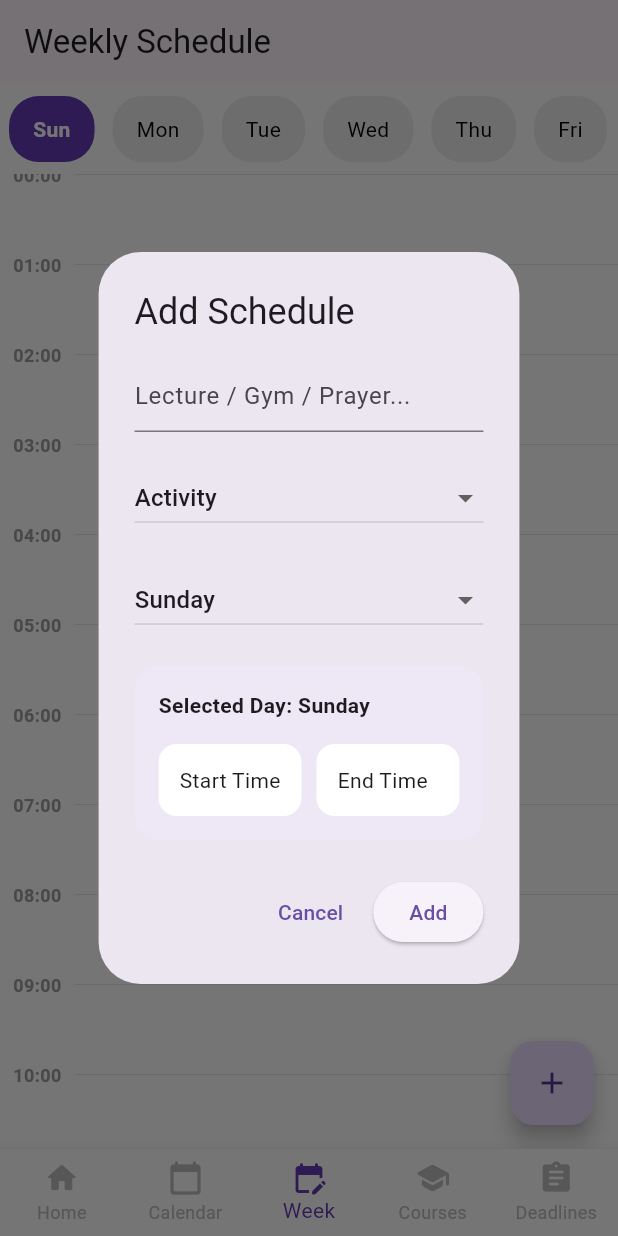
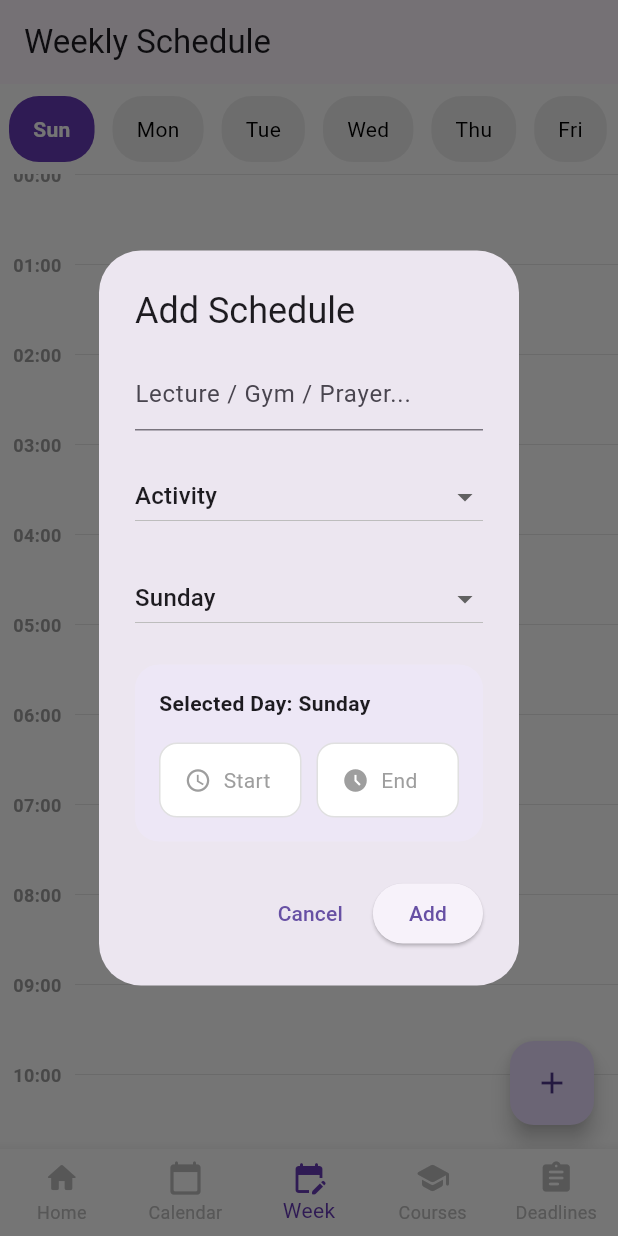
Before and after one commit to khaledgharra/Android-project, a Flutter app: the screen it shows once a user with an empty profile is signed in, item 3 of the bottom bar chosen, after a tap on the "add" icon, on a phone screen of 412 x 824 dp. Run offline on Flutter 3.47's test engine with Material 3 defaults, Android fonts, the phone set to English and light mode, and no system bars; our stand-ins replace cloud_firestore, firebase_auth, firebase_core, flutter_local_notifications, timezone; accounts and stored records are empty.

Commit message:
Improve time pickers: use input mode (text entry), show previous time when editing, elegant UI with icons and borders

```diff
--- a/daycraft/lib/screens/schedule_screen.dart
+++ b/daycraft/lib/screens/schedule_screen.dart
@@ -213,7 +213,8 @@ class _ScheduleScreenState extends State<ScheduleScreen> {
                                   onTap: () async {
                                     final picked = await showTimePicker(
                                       context: context,
-                                      initialTime: TimeOfDay.now(),
+                                      initialTime: startTime ?? const TimeOfDay(hour: 8, minute: 0),
+                                      initialEntryMode: TimePickerEntryMode.input,
                                     );
 
                                     if (picked != null) {
@@ -224,17 +225,30 @@ class _ScheduleScreenState extends State<ScheduleScreen> {
                                   },
 
                                   child: Container(
-                                    padding: const EdgeInsets.all(14),
+                                    padding: const EdgeInsets.symmetric(horizontal: 16, vertical: 14),
 
                                     decoration: BoxDecoration(
                                       color: Colors.white,
                                       borderRadius: BorderRadius.circular(12),
+                                      border: Border.all(
+                                        color: startTime != null ? Colors.deepPurple.shade200 : Colors.grey.shade300,
+                                      ),
                                     ),
 
-                                    child: Text(
-                                      startTime == null
-                                          ? "Start Time"
-                                          : startTime!.format(context),
+                                    child: Row(
+                                      children: [
+                                        Icon(Icons.access_time, size: 18, color: startTime != null ? Colors.deepPurple : Colors.grey),
+                                        const SizedBox(width: 8),
+                                        Text(
+                                          startTime == null
+                                              ? "Start"
+                                              : startTime!.format(context),
+                                          style: TextStyle(
+                                            fontWeight: startTime != null ? FontWeight.w600 : FontWeight.normal,
+                                            color: startTime != null ? Colors.black87 : Colors.grey,
+                                          ),
+                                        ),
+                                      ],
                                     ),
                                   ),
                                 ),
@@ -247,7 +261,8 @@ class _ScheduleScreenState extends State<ScheduleScreen> {
                                   onTap: () async {
                                     final picked = await showTimePicker(
                                       context: context,
-                                      initialTime: TimeOfDay.now(),
+                                      initialTime: endTime ?? startTime ?? const TimeOfDay(hour: 9, minute: 0),
+                                      initialEntryMode: TimePickerEntryMode.input,
                                     );
 
                                     if (picked != null) {
@@ -258,17 +273,30 @@ class _ScheduleScreenState extends State<ScheduleScreen> {
                                   },
 
                                   child: Container(
-                                    padding: const EdgeInsets.all(14),
+                                    padding: const EdgeInsets.symmetric(horizontal: 16, vertical: 14),
 
                                     decoration: BoxDecoration(
                                       color: Colors.white,
                                       borderRadius: BorderRadius.circular(12),
+                                      border: Border.all(
+                                        color: endTime != null ? Colors.deepPurple.shade200 : Colors.grey.shade300,
+                                      ),
                                     ),
 
-                                    child: Text(
-                                      endTime == null
-                                          ? "End Time"
-                                          : endTime!.format(context),
+                                    child: Row(
+                                      children: [
+                                        Icon(Icons.access_time_filled, size: 18, color: endTime != null ? Colors.deepPurple : Colors.grey),
+                                        const SizedBox(width: 8),
+                                        Text(
+                                          endTime == null
+                                              ? "End"
+                                              : endTime!.format(context),
+                                          style: TextStyle(
+                                            fontWeight: endTime != null ? FontWeight.w600 : FontWeight.normal,
+                                            color: endTime != null ? Colors.black87 : Colors.grey,
+                                          ),
+                                        ),
+                                      ],
                                     ),
                                   ),
                                 ),
```
Also changed, not shown: daycraft/lib/screens/courses_screen.dart (+8 -4 lines).
